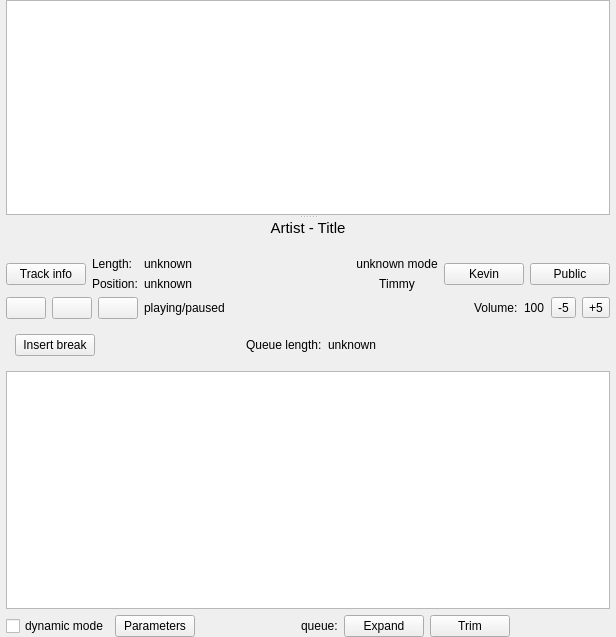
The window that src/gui-remote/mainwidget.ui (hyperquantum/PMP) describes before a commit, drawn with Qt 5.
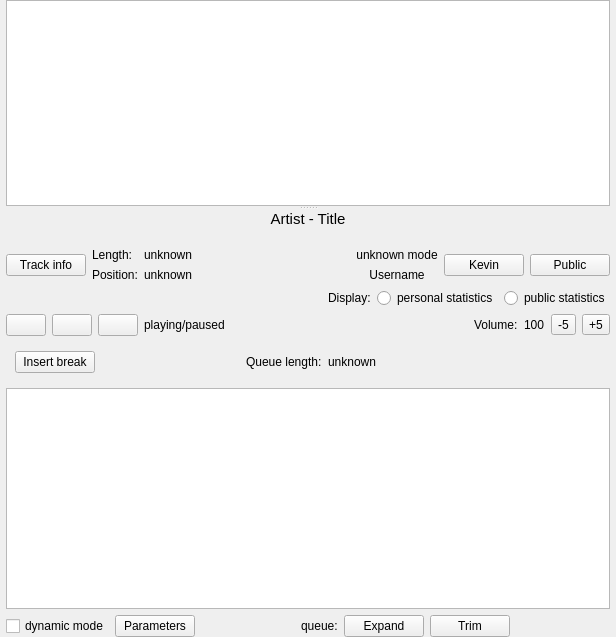
The same window after the commit. Icons and pictures are not drawn. Custom widgets are drawn as their Qt base class.

Commit message: Add user statistics display switch

Patch:
```diff
--- a/src/gui-remote/mainwidget.ui
+++ b/src/gui-remote/mainwidget.ui
@@ -149,7 +149,7 @@
            <item>
             <widget class="QLabel" name="userPlayingForLabel">
              <property name="text">
-              <string>Timmy</string>
+              <string>Username</string>
              </property>
              <property name="alignment">
               <set>Qt::AlignCenter</set>
@@ -174,6 +174,44 @@
          </item>
         </layout>
        </item>
+       <item>
+        <layout class="QHBoxLayout" name="displayStatisticsLayout">
+         <item>
+          <spacer name="horizontalSpacer_7">
+           <property name="orientation">
+            <enum>Qt::Horizontal</enum>
+           </property>
+           <property name="sizeHint" stdset="0">
+            <size>
+             <width>40</width>
+             <height>20</height>
+            </size>
+           </property>
+          </spacer>
+         </item>
+         <item>
+          <widget class="QLabel" name="displayStatisticsLabel">
+           <property name="text">
+            <string>Display:</string>
+           </property>
+          </widget>
+         </item>
+         <item>
+          <widget class="QRadioButton" name="displayPersonalStatisticsRadioButton">
+           <property name="text">
+            <string>personal statistics</string>
+           </property>
+          </widget>
+         </item>
+         <item>
+          <widget class="QRadioButton" name="displayPublicStatisticsRadioButton">
+           <property name="text">
+            <string>public statistics</string>
+           </property>
+          </widget>
+         </item>
+        </layout>
+       </item>
        <item>
         <layout class="QHBoxLayout" name="playbackAndVolumeControlsLayout">
          <item>
```
The commit also changes 14 other files.
